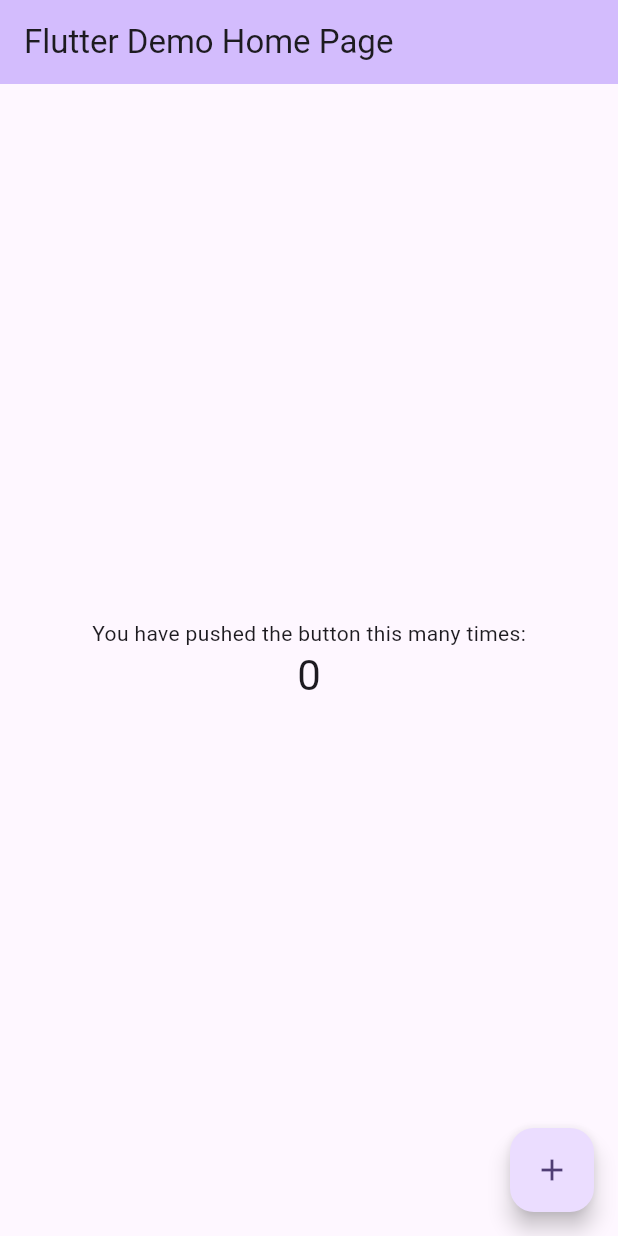
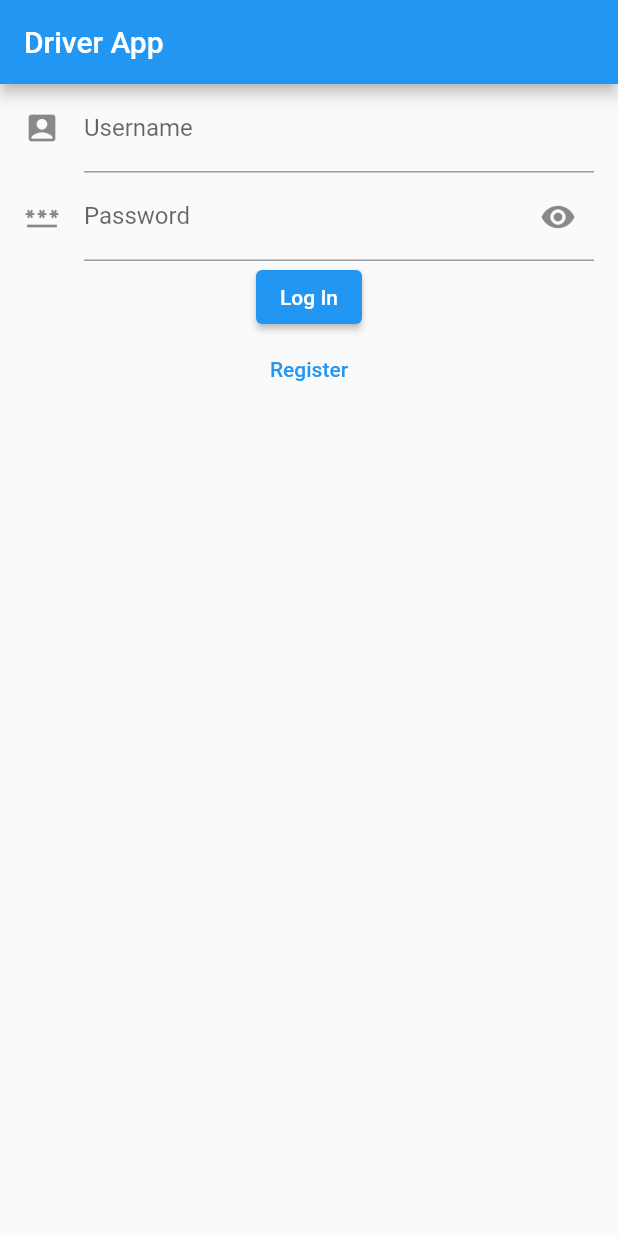
Before and after one commit to OilLion/Driver-Component-for-Ahola-Project, a Flutter app: the screen it shows after launch, on a phone screen of 412 x 824 dp. Run offline on Flutter 3.47's test engine with Material 2 defaults, Android fonts, the phone set to English and light mode, and no system bars.

Commit message:
added login Screen and save userdata in Frontend

```diff
--- /dev/null
+++ b/frontend/lib/loginScreen.dart
@@ -0,0 +1,108 @@
+import 'package:flutter/material.dart';
+
+
+
+class LoginScreen extends StatefulWidget {
+  const LoginScreen({super.key});
+
+  @override
+  State<StatefulWidget> createState() => LoginScreenState();
+}
+
+class LoginScreenState extends State<LoginScreen>{
+  final GlobalKey<FormState> _formKey = GlobalKey<FormState>();
+  bool passwordVisible = true;
+  AutovalidateMode _autoValidate = AutovalidateMode.disabled;
+
+  userData userdata = userData();
+
+  @override
+  Widget build(BuildContext context) {
+    return Scaffold(
+      body: Form(
+        key: _formKey,
+        autovalidateMode: _autoValidate,
+        child: Scrollbar(
+          child: SingleChildScrollView(
+            padding: const EdgeInsets.symmetric(horizontal: 16),
+            child: Column(
+              children: [
+                TextFormField(  // Username
+                  decoration: const InputDecoration(
+                    icon: Icon(Icons.account_box),
+                    hintText: 'Your Username',
+                    labelText: 'Username'
+                  ),
+                  onSaved: (value) => userdata.username = value!,
+                  validator: (value){
+                    return null;
+                  },
+                  keyboardType: TextInputType.name,
+
+                ),
+                TextFormField(  // Password
+                  obscureText: passwordVisible,
+                  decoration: InputDecoration(
+                      icon: const Icon(Icons.password),
+                      hintText: 'Your Password',
+                      labelText: 'Password',
+                      suffixIcon: IconButton(
+                        icon: Icon(passwordVisible ? Icons.visibility : Icons.visibility_off),
+                        onPressed: () {
+                          setState(() {
+                            passwordVisible = !passwordVisible;
+                          });
+                        },
+                      )
+                  ),
+                  onSaved: (value) => userdata.password = value!,
+                  validator: (value) {
+                    return null;
+                  },
+                  keyboardType: TextInputType.visiblePassword
+                ),
+                Center(
+                  child: ElevatedButton(
+                    onPressed: _handleLoginButton,
+                    child: const Text('Log In'),
+                  ),
+                ),
+                TextButton(
+                    onPressed: _handleRegisterButton,
+                    child: Text("Register")
+                )
+              ],
+            ),
+          ),
+        ),
+      ),
+    );
+  }
+
+  void _handleLoginButton() {
+    final form = _formKey.currentState;
+    if(!form!.validate()){
+      _autoValidate = AutovalidateMode.always;
+    }
+    else{
+      form.save();
+      //TODO send userData to Backend to check if exists
+    }
+  }
+
+  void _handleRegisterButton() {
+    final form = _formKey.currentState;
+    if(!form!.validate()){
+      _autoValidate = AutovalidateMode.always;
+    }
+    else{
+      form.save();
+      //TODO send userData to Backend and register user if not exists or change to register page
+    }
+  }
+}
+
+class userData{
+  String username = "";
+  String password = "";
+}
--- a/frontend/lib/main.dart
+++ b/frontend/lib/main.dart
@@ -1,125 +1,22 @@
 import 'package:flutter/material.dart';
+import 'loginScreen.dart';
 
 void main() {
-  runApp(const MyApp());
+      runApp(
+        const MaterialApp(home: MyApp()),
+      );
 }
 
 class MyApp extends StatelessWidget {
   const MyApp({super.key});
 
-  // This widget is the root of your application.
   @override
   Widget build(BuildContext context) {
-    return MaterialApp(
-      title: 'Flutter Demo',
-      theme: ThemeData(
-        // This is the theme of your application.
-        //
-        // TRY THIS: Try running your application with "flutter run". You'll see
-        // the application has a blue toolbar. Then, without quitting the app,
-        // try changing the seedColor in the colorScheme below to Colors.green
-        // and then invoke "hot reload" (save your changes or press the "hot
-        // reload" button in a Flutter-supported IDE, or press "r" if you used
-        // the command line to start the app).
-        //
-        // Notice that the counter didn't reset back to zero; the application
-        // state is not lost during the reload. To reset the state, use hot
-        // restart instead.
-        //
-        // This works for code too, not just values: Most code changes can be
-        // tested with just a hot reload.
-        colorScheme: ColorScheme.fromSeed(seedColor: Colors.deepPurple),
-        useMaterial3: true,
+    return Scaffold(
+      appBar: AppBar(
+        title: const Text("Driver App"),
       ),
-      home: const MyHomePage(title: 'Flutter Demo Home Page'),
+      body: const LoginScreen(),
     );
   }
 }
-
-class MyHomePage extends StatefulWidget {
-  const MyHomePage({super.key, required this.title});
-
-  // This widget is the home page of your application. It is stateful, meaning
-  // that it has a State object (defined below) that contains fields that affect
-  // how it looks.
-
-  // This class is the configuration for the state. It holds the values (in this
-  // case the title) provided by the parent (in this case the App widget) and
-  // used by the build method of the State. Fields in a Widget subclass are
-  // always marked "final".
-
-  final String title;
-
-  @override
-  State<MyHomePage> createState() => _MyHomePageState();
-}
-
-class _MyHomePageState extends State<MyHomePage> {
-  int _counter = 0;
-
-  void _incrementCounter() {
-    setState(() {
-      // This call to setState tells the Flutter framework that something has
-      // changed in this State, which causes it to rerun the build method below
-      // so that the display can reflect the updated values. If we changed
-      // _counter without calling setState(), then the build method would not be
-      // called again, and so nothing would appear to happen.
-      _counter++;
-    });
-  }
-
-  @override
-  Widget build(BuildContext context) {
-    // This method is rerun every time setState is called, for instance as done
-    // by the _incrementCounter method above.
-    //
-    // The Flutter framework has been optimized to make rerunning build methods
-    // fast, so that you can just rebuild anything that needs updating rather
-    // than having to individually change instances of widgets.
-    return Scaffold(
-      appBar: AppBar(
-        // TRY THIS: Try changing the color here to a specific color (to
-        // Colors.amber, perhaps?) and trigger a hot reload to see the AppBar
-        // change color while the other colors stay the same.
-        backgroundColor: Theme.of(context).colorScheme.inversePrimary,
-        // Here we take the value from the MyHomePage object that was created by
-        // the App.build method, and use it to set our appbar title.
-        title: Text(widget.title),
-      ),
-      body: Center(
-        // Center is a layout widget. It takes a single child and positions it
-        // in the middle of the parent.
-        child: Column(
-          // Column is also a layout widget. It takes a list of children and
-          // arranges them vertically. By default, it sizes itself to fit its
-          // children horizontally, and tries to be as tall as its parent.
-          //
-          // Column has various properties to control how it sizes itself and
-          // how it positions its children. Here we use mainAxisAlignment to
-          // center the children vertically; the main axis here is the vertical
-          // axis because Columns are vertical (the cross axis would be
-          // horizontal).
-          //
-          // TRY THIS: Invoke "debug painting" (choose the "Toggle Debug Paint"
-          // action in the IDE, or press "p" in the console), to see the
-          // wireframe for each widget.
-          mainAxisAlignment: MainAxisAlignment.center,
-          children: <Widget>[
-            const Text(
-              'You have pushed the button this many times:',
-            ),
-            Text(
-              '$_counter',
-              style: Theme.of(context).textTheme.headlineMedium,
-            ),
-          ],
-        ),
-      ),
-      floatingActionButton: FloatingActionButton(
-        onPressed: _incrementCounter,
-        tooltip: 'Increment',
-        child: const Icon(Icons.add),
-      ), // This trailing comma makes auto-formatting nicer for build methods.
-    );
-  }
-}
```
Also changed, not shown: frontend/lib/copyOfMain.dart (added, +128 -0 lines).
